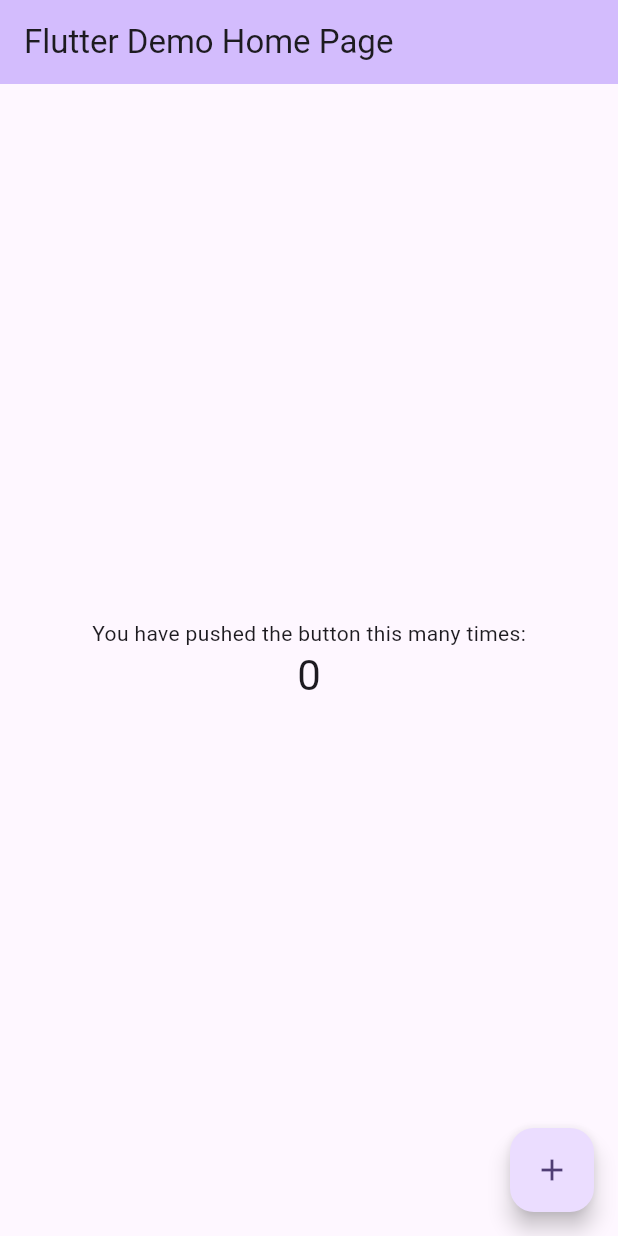
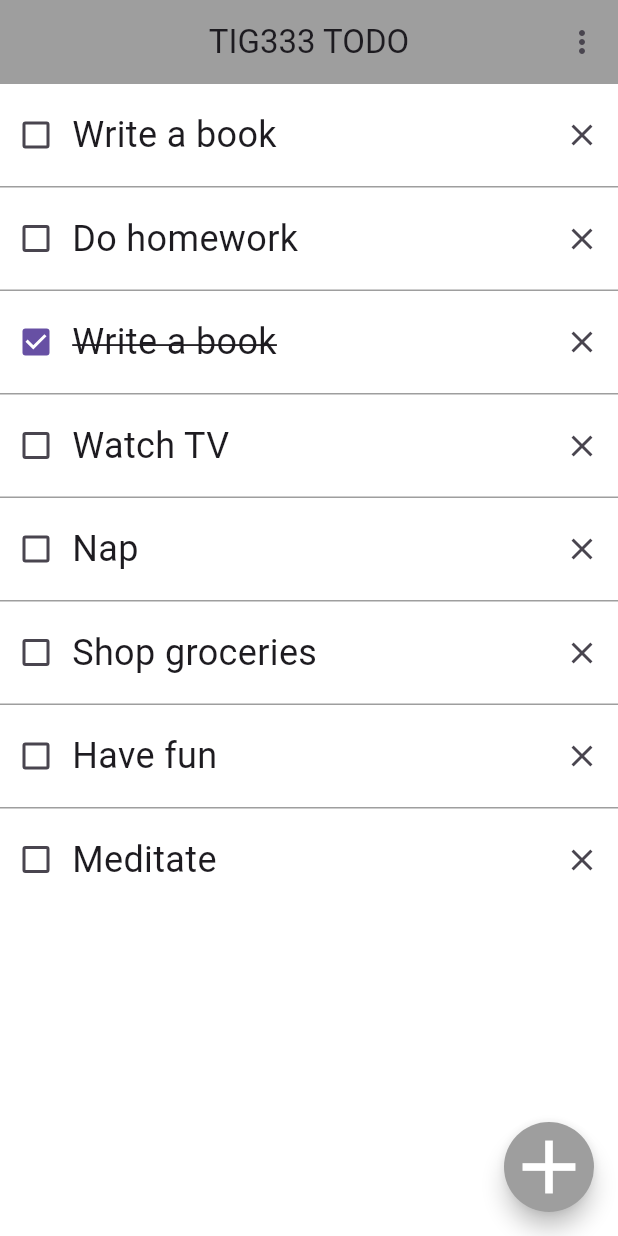
Before and after one commit to gu-tig333-ht24/guszaidah, a Flutter app: the screen it shows after launch, on a phone screen of 412 x 824 dp. Run offline on Flutter 3.47's test engine with Material 3 defaults, Android fonts, the phone set to English and light mode, and no system bars.

Commit message:
Lägger till UI-layout för steg 1

```diff
--- a/lib/main.dart
+++ b/lib/main.dart
@@ -4,122 +4,186 @@ void main() {
   runApp(const MyApp());
 }
 
+class Task {
+  String taskName;
+  bool isDone;
+
+  Task(this.taskName, this.isDone);
+}
+
 class MyApp extends StatelessWidget {
   const MyApp({super.key});
-
-  // This widget is the root of your application.
   @override
   Widget build(BuildContext context) {
     return MaterialApp(
-      title: 'Flutter Demo',
+      title: "Flutter To Do List",
       theme: ThemeData(
-        // This is the theme of your application.
-        //
-        // TRY THIS: Try running your application with "flutter run". You'll see
-        // the application has a purple toolbar. Then, without quitting the app,
-        // try changing the seedColor in the colorScheme below to Colors.green
-        // and then invoke "hot reload" (save your changes or press the "hot
-        // reload" button in a Flutter-supported IDE, or press "r" if you used
-        // the command line to start the app).
-        //
-        // Notice that the counter didn't reset back to zero; the application
-        // state is not lost during the reload. To reset the state, use hot
-        // restart instead.
-        //
-        // This works for code too, not just values: Most code changes can be
-        // tested with just a hot reload.
-        colorScheme: ColorScheme.fromSeed(seedColor: Colors.deepPurple),
-        useMaterial3: true,
+        scaffoldBackgroundColor: Colors.white,
       ),
-      home: const MyHomePage(title: 'Flutter Demo Home Page'),
+      home: const MyHomePage(),
     );
   }
 }
 
-class MyHomePage extends StatefulWidget {
-  const MyHomePage({super.key, required this.title});
-
-  // This widget is the home page of your application. It is stateful, meaning
-  // that it has a State object (defined below) that contains fields that affect
-  // how it looks.
-
-  // This class is the configuration for the state. It holds the values (in this
-  // case the title) provided by the parent (in this case the App widget) and
-  // used by the build method of the State. Fields in a Widget subclass are
-  // always marked "final".
-
-  final String title;
-
-  @override
-  State<MyHomePage> createState() => _MyHomePageState();
-}
-
-class _MyHomePageState extends State<MyHomePage> {
-  int _counter = 0;
-
-  void _incrementCounter() {
-    setState(() {
-      // This call to setState tells the Flutter framework that something has
-      // changed in this State, which causes it to rerun the build method below
-      // so that the display can reflect the updated values. If we changed
-      // _counter without calling setState(), then the build method would not be
-      // called again, and so nothing would appear to happen.
-      _counter++;
-    });
-  }
+class MyHomePage extends StatelessWidget {
+  const MyHomePage({super.key});
 
   @override
   Widget build(BuildContext context) {
-    // This method is rerun every time setState is called, for instance as done
-    // by the _incrementCounter method above.
-    //
-    // The Flutter framework has been optimized to make rerunning build methods
-    // fast, so that you can just rebuild anything that needs updating rather
-    // than having to individually change instances of widgets.
+    List<Task> lstTasks = [
+      Task("Write a book", false),
+      Task("Do homework", false),
+      Task("Write a book", true),
+      Task("Watch TV", false),
+      Task("Nap", false),
+      Task("Shop groceries", false),
+      Task("Have fun", false),
+      Task("Meditate", false),
+    ];
+
+    return Scaffold(
+        appBar: AppBar(
+          title: const Text("TIG333 TODO"),
+          centerTitle: true,
+          backgroundColor: Colors.grey,
+          actions: [
+            PopupMenuButton<String>(
+              icon: Icon(Icons.more_vert),
+              itemBuilder: (BuildContext context) {
+                return [
+                  const PopupMenuItem<String>(
+                    child: Text("all", style: TextStyle(fontSize: 14)),
+                  ),
+                  const PopupMenuItem<String>(
+                    child: Text("done", style: TextStyle(fontSize: 14)),
+                  ),
+                  const PopupMenuItem<String>(
+                    child: Text("undone", style: TextStyle(fontSize: 14)),
+                  ),
+                ];
+              },
+              onSelected: (String value) {
+                // ~~~~~~~~
+              },
+              padding: EdgeInsets.zero,
+              offset: Offset(0, 40),
+            )
+          ], // actions
+        ),
+        // body: ListView(
+        //   children: lstTasks.map((task) => taskRow(task)).toList(),
+        // ),
+        body: ListView.separated(
+          itemBuilder: (context, index) => taskRow(lstTasks[index]),
+          itemCount: lstTasks.length,
+          separatorBuilder: (context, index) => const Divider(
+            color: Colors.grey,
+            thickness: 1,
+            height: 1,
+          ),
+        ),
+        floatingActionButton: SizedBox(
+          width: 60,
+          height: 60,
+          child: FloatingActionButton(
+            onPressed: () {
+              // ~~~~~~~~~~
+            },
+            backgroundColor: Colors.grey,
+            shape: CircleBorder(),
+            child: const Icon(Icons.add, size: 60, color: Colors.white),
+          ),
+        ));
+  }
+
+  Widget taskRow(Task task) {
+    return Padding(
+        padding: EdgeInsets.only(top: 10, bottom: 10),
+        child: Row(
+          mainAxisAlignment: MainAxisAlignment.start,
+          crossAxisAlignment: CrossAxisAlignment.center,
+          children: [
+            Checkbox(
+              value: task.isDone,
+              onChanged: (bool? value) {
+                // ~~~~~~~~~~
+              },
+            ),
+            Expanded(
+              child: Text(
+                task.taskName,
+                style: TextStyle(
+                    fontSize: 24,
+                    decoration: task.isDone
+                        ? TextDecoration.lineThrough
+                        : TextDecoration.none),
+              ),
+            ),
+            IconButton(
+              icon: Icon(Icons.close),
+              onPressed: () {
+                // ~~~~~~~~~~
+              },
+            )
+          ],
+        ));
+  }
+}
+
+class MySecPage extends StatelessWidget {
+  const MySecPage({super.key});
+
+  @override
+  Widget build(BuildContext context) {
     return Scaffold(
       appBar: AppBar(
-        // TRY THIS: Try changing the color here to a specific color (to
-        // Colors.amber, perhaps?) and trigger a hot reload to see the AppBar
-        // change color while the other colors stay the same.
-        backgroundColor: Theme.of(context).colorScheme.inversePrimary,
-        // Here we take the value from the MyHomePage object that was created by
-        // the App.build method, and use it to set our appbar title.
-        title: Text(widget.title),
+        title: const Text("TIG333 TODO"),
+        centerTitle: true,
+        backgroundColor: Colors.grey,
+        leading: IconButton(
+          icon: Icon(Icons.arrow_back),
+          onPressed: () {
+            // Navigator.pop(context);
+          },
+        ),
       ),
-      body: Center(
-        // Center is a layout widget. It takes a single child and positions it
-        // in the middle of the parent.
+      body: Padding(
+        padding: EdgeInsets.only(top: 40, right: 30, left: 30, bottom: 40),
         child: Column(
-          // Column is also a layout widget. It takes a list of children and
-          // arranges them vertically. By default, it sizes itself to fit its
-          // children horizontally, and tries to be as tall as its parent.
-          //
-          // Column has various properties to control how it sizes itself and
-          // how it positions its children. Here we use mainAxisAlignment to
-          // center the children vertically; the main axis here is the vertical
-          // axis because Columns are vertical (the cross axis would be
-          // horizontal).
-          //
-          // TRY THIS: Invoke "debug painting" (choose the "Toggle Debug Paint"
-          // action in the IDE, or press "p" in the console), to see the
-          // wireframe for each widget.
-          mainAxisAlignment: MainAxisAlignment.center,
-          children: <Widget>[
-            const Text(
-              'You have pushed the button this many times:',
+          mainAxisAlignment: MainAxisAlignment.start,
+          crossAxisAlignment: CrossAxisAlignment.center,
+          children: [
+            TextField(
+              decoration: InputDecoration(
+                labelText: "What are you going to do?",
+                enabledBorder: OutlineInputBorder(
+                  borderSide: const BorderSide(color: Colors.black, width: 2),
+                  borderRadius: BorderRadius.circular(5),
+                ),
+                focusedBorder: OutlineInputBorder(
+                  borderSide: const BorderSide(color: Colors.black, width: 2),
+                  borderRadius: BorderRadius.circular(5),
+                ),
+                contentPadding:
+                    const EdgeInsets.symmetric(vertical: 10, horizontal: 10),
+              ),
             ),
-            Text(
-              '$_counter',
-              style: Theme.of(context).textTheme.headlineMedium,
+            const SizedBox(height: 20),
+            TextButton.icon(
+              onPressed: () {
+                // ~~~~~~~~
+              },
+              label: Text(
+                "+ ADD",
+                style: TextStyle(
+                  color: Colors.black,
+                  fontSize: 16,
+                ),
+              ),
             ),
           ],
         ),
       ),
-      floatingActionButton: FloatingActionButton(
-        onPressed: _incrementCounter,
-        tooltip: 'Increment',
-        child: const Icon(Icons.add),
-      ), // This trailing comma makes auto-formatting nicer for build methods.
     );
   }
 }
```
Also changed, not shown: pubspec.lock.
